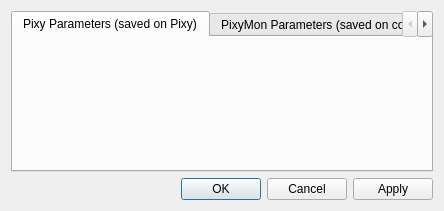
Old version of the form host/pixymon/configdialog.ui in the repository charmedlabs/pixy.
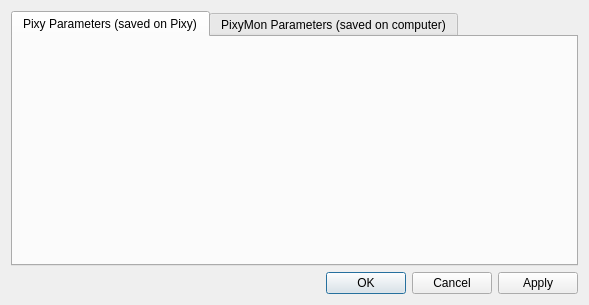
New version of the form.

```diff
--- a/host/pixymon/configdialog.ui
+++ b/host/pixymon/configdialog.ui
@@ -6,8 +6,8 @@
    <rect>
     <x>0</x>
     <y>0</y>
-    <width>444</width>
-    <height>211</height>
+    <width>589</width>
+    <height>305</height>
    </rect>
   </property>
   <property name="windowTitle">
```
Left out of the diff: 2 changed lines with no effect on the pictures.
